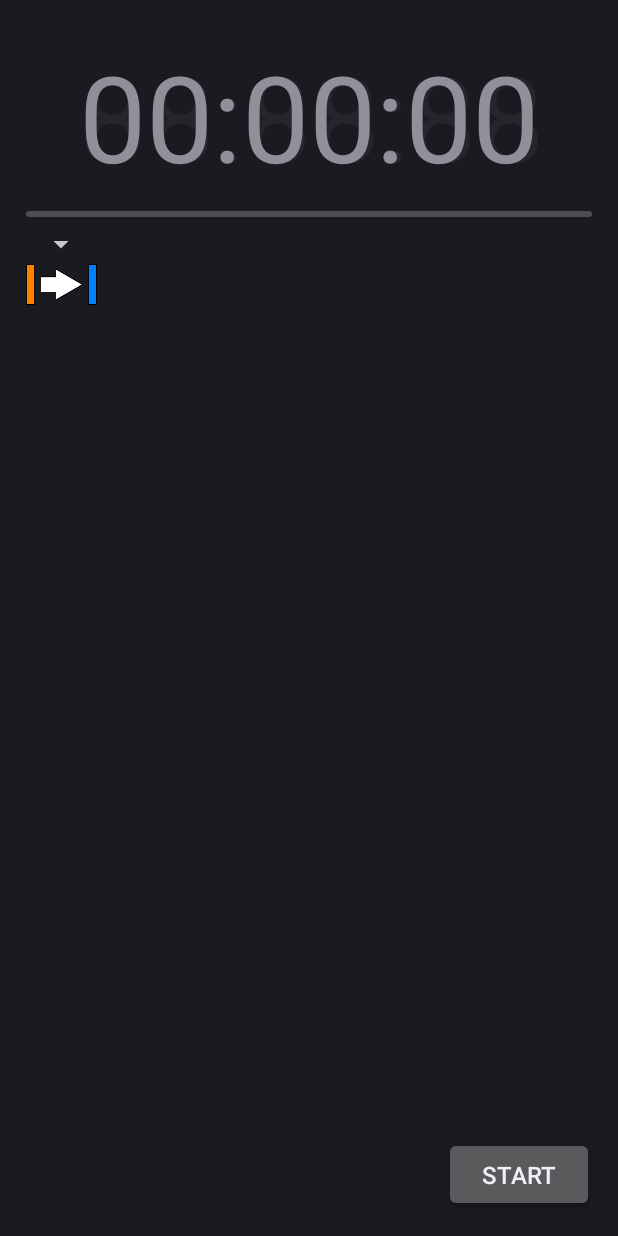
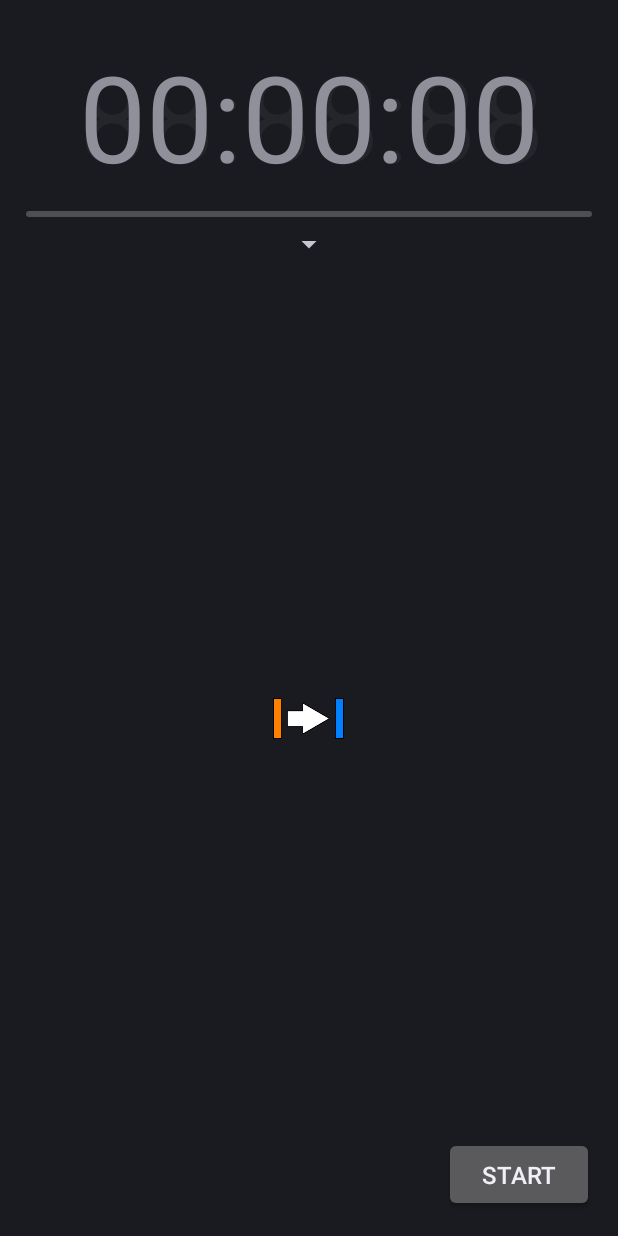
Before and after one commit to Morn91/Slider_Android_App, an Android app: the layout main.xml on its own in the app's theme, with its tools: preview values and no code run, on a phone screen of 412 x 824 dp. Run offline under Robolectric (Android 15) with nearby library versions, the phone set to English and light mode, and no system bars.

Commit message:
Some changes

```diff
--- a/app/src/main/java/morn/slider/main.java
+++ b/app/src/main/java/morn/slider/main.java
@@ -262,6 +262,8 @@ public class main extends Activity {
             lock();
             battery.setText("");
             stopButton.setEnabled(false);
+            startButton.setVisibility(View.VISIBLE);
+            stopButton.setVisibility(View.INVISIBLE);
         }
         @Override
         protected Void doInBackground(Void... params) {
--- a/app/src/main/res/layout/main.xml
+++ b/app/src/main/res/layout/main.xml
@@ -2,28 +2,6 @@
     android:layout_width="match_parent"
     android:layout_height="match_parent"
     android:layout_margin="16dp">
-
-    <ImageView
-        android:layout_width="wrap_content"
-        android:layout_height="wrap_content"
-        android:id="@+id/imageView1"
-        android:layout_alignLeft="@+id/imageView"
-        android:layout_alignStart="@+id/imageView"
-        android:layout_alignRight="@+id/imageView"
-        android:layout_alignEnd="@+id/imageView"
-        android:layout_alignTop="@+id/imageView"
-        android:layout_alignBottom="@+id/imageView" />
-
-    <ImageView
-        android:layout_width="wrap_content"
-        android:layout_height="wrap_content"
-        android:id="@+id/imageView"
-        android:layout_below="@+id/progressBar"
-        android:layout_alignParentBottom="true"
-        android:layout_alignParentRight="true"
-        android:layout_alignParentEnd="true"
-        android:layout_alignParentLeft="true"
-        android:layout_alignParentStart="true" />
 
     <TextView
         android:layout_width="wrap_content"
@@ -62,28 +40,48 @@
         android:layout_alignParentRight="true"
         android:layout_alignParentEnd="true" />
 
-    <LinearLayout
-        android:orientation="vertical"
+    <RelativeLayout
+        android:layout_width="match_parent"
+        android:layout_height="match_parent"
+        android:layout_alignParentLeft="true"
+        android:layout_alignParentStart="true"
+        android:layout_below="@+id/progressBar">
+
+        <ImageView
             android:layout_width="wrap_content"
             android:layout_height="wrap_content"
-        android:layout_below="@+id/progressBar"
+            android:id="@+id/imageView1"
+            android:layout_alignLeft="@+id/imageView"
+            android:layout_alignStart="@+id/imageView"
+            android:layout_alignRight="@+id/imageView"
+            android:layout_alignEnd="@+id/imageView"
+            android:layout_alignTop="@+id/imageView"
+            android:layout_alignBottom="@+id/imageView" />
+
+        <ImageView
+            android:layout_width="wrap_content"
+            android:layout_height="wrap_content"
+            android:id="@+id/imageView"
+            android:layout_alignParentBottom="true"
+            android:layout_alignParentRight="true"
+            android:layout_alignParentEnd="true"
             android:layout_alignParentLeft="true"
             android:layout_alignParentStart="true"
-        android:gravity="center_horizontal">
+            android:layout_alignParentTop="true" />
 
         <Spinner
             android:id="@+id/spinner"
             android:layout_width="wrap_content"
             android:layout_height="wrap_content"
-            android:gravity="center_horizontal" />
+            android:layout_centerHorizontal="true" />
 
         <ImageButton
             android:layout_width="wrap_content"
             android:layout_height="wrap_content"
             android:id="@+id/dirButton"
-            android:background="@drawable/dir0" />
-
-    </LinearLayout>
+            android:background="@drawable/dir0"
+            android:layout_centerVertical="true"
+            android:layout_centerHorizontal="true" />
 
         <Button
             android:layout_width="100sp"
@@ -121,5 +119,6 @@
             android:layout_alignTop="@+id/stop"
             android:layout_toLeftOf="@+id/stop"
             android:layout_toStartOf="@+id/stop" />
+    </RelativeLayout>
 
 </RelativeLayout>
```
Lines whose indentation alone changed are shown as unchanged.
